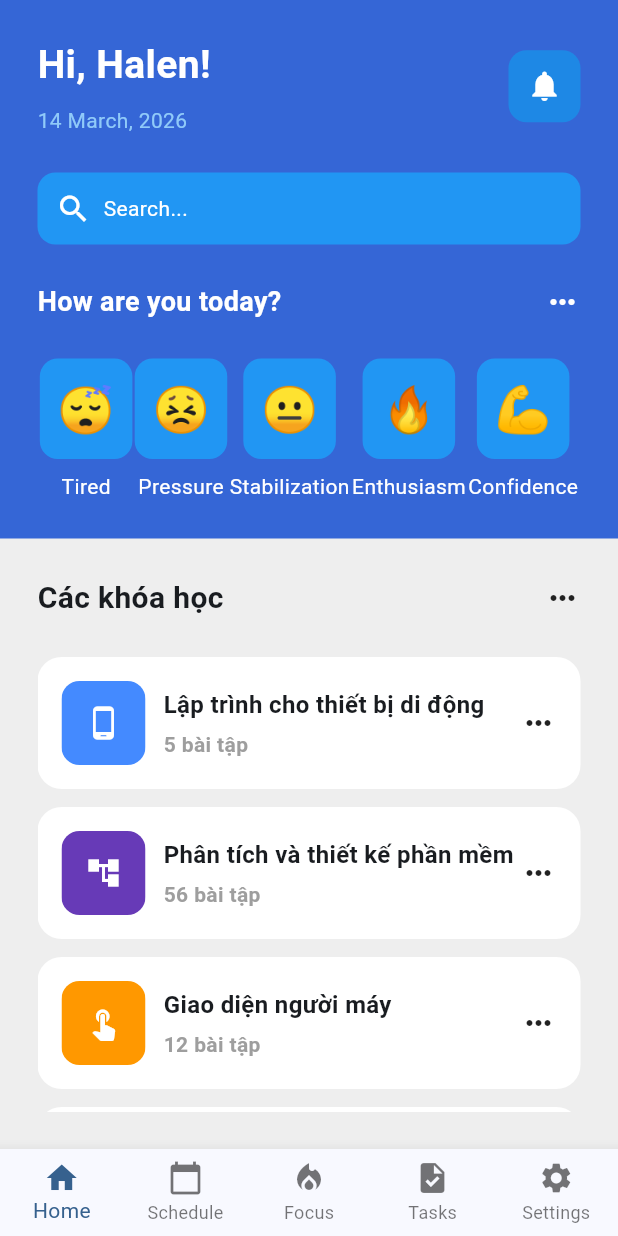
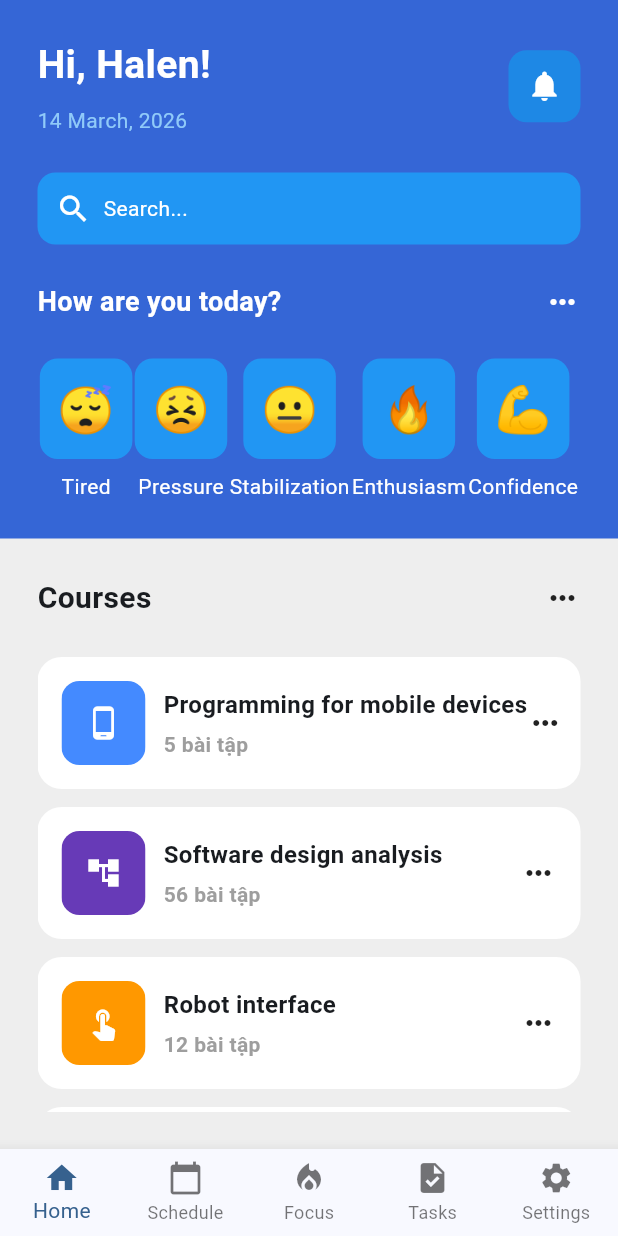
Before and after one commit to vuonglinh491/2025_2_LTTBDD_N02_Nhom_16, a Flutter app: the screen it shows after launch, on a phone screen of 412 x 824 dp. Run offline on Flutter 3.47's test engine with Material 3 defaults, Android fonts, the phone set to English and light mode, and no system bars; our stand-ins replace easy_localization.

Commit message:
hoan thanh chinh ngon ngu trang home

```diff
--- a/assets/language/en.json
+++ b/assets/language/en.json
@@ -12,5 +12,11 @@
   "ap_luc": "Pressure",
   "binhon": "Stabilization",
   "hangsay": "Enthusiasm",
-  "tutin": "Confidence"
+  "tutin": "Confidence",
+  "Cackhoahoc": "Courses",
+  "ltctbdd":"Programming for mobile devices",
+  "pttk":"Software design analysis",
+  "gdnm":"Robot interface",
+  "tuh":"Optimization",
+  "ta2":"English 2"
 }
--- a/lib/pages/home.dart
+++ b/lib/pages/home.dart
@@ -178,7 +178,7 @@ class _HomeState extends State<Home> {
                           CamXuc(
                             camxuc: '🔥',
                             onTap: () {
-                              print("CÙng bắt tay vào học bài ngay nào");
+                              print("Cùng bắt tay vào học bài ngay nào");
                             },
                           ),
                           SizedBox(height: 8),
@@ -223,7 +223,7 @@ class _HomeState extends State<Home> {
                       mainAxisAlignment: MainAxisAlignment.spaceBetween,
                       children: [
                         Text(
-                          'Các khóa học',
+                          'Cackhoahoc'.tr(),
                           style: TextStyle(
                             fontWeight: FontWeight.bold,
                             fontSize: 20,
@@ -241,31 +241,31 @@ class _HomeState extends State<Home> {
                         children: [
                           KhoaHoc(
                             BieuTuong: Icons.phone_android,
-                            TenKhoaHoc: 'Lập trình cho thiết bị di động',
+                            TenKhoaHoc: 'ltctbdd'.tr(),
                             SoBaiTap: 5,
                             MauSac: Colors.blueAccent,
                           ),
                           KhoaHoc(
                             BieuTuong: Icons.account_tree,
-                            TenKhoaHoc: 'Phân tích và thiết kế phần mềm',
+                            TenKhoaHoc: 'pttk'.tr(),
                             SoBaiTap: 56,
                             MauSac: Colors.deepPurple,
                           ),
                           KhoaHoc(
                             BieuTuong: Icons.touch_app,
-                            TenKhoaHoc: 'Giao diện người máy',
+                            TenKhoaHoc: 'gdnm'.tr(),
                             SoBaiTap: 12,
                             MauSac: Colors.orange,
                           ),
                           KhoaHoc(
                             BieuTuong: Icons.functions,
-                            TenKhoaHoc: 'Tối ưu hóa',
+                            TenKhoaHoc: 'tuh'.tr(),
                             SoBaiTap: 9,
                             MauSac: Colors.redAccent,
                           ),
                           KhoaHoc(
                             BieuTuong: Icons.menu_book,
-                            TenKhoaHoc: 'Tiếng anh 2',
+                            TenKhoaHoc: 'ta2'.tr(),
                             SoBaiTap: 5,
                             MauSac: Colors.teal,
                           ),
```
Also changed, not shown: assets/language/vi.json (+7 -1 lines).
